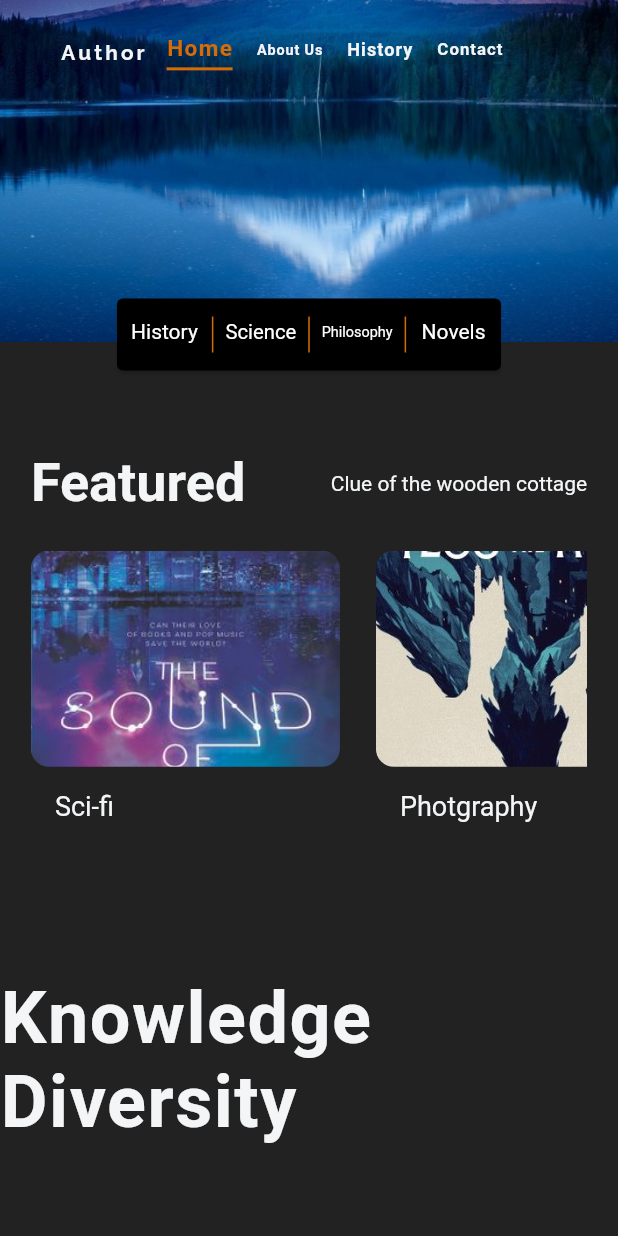
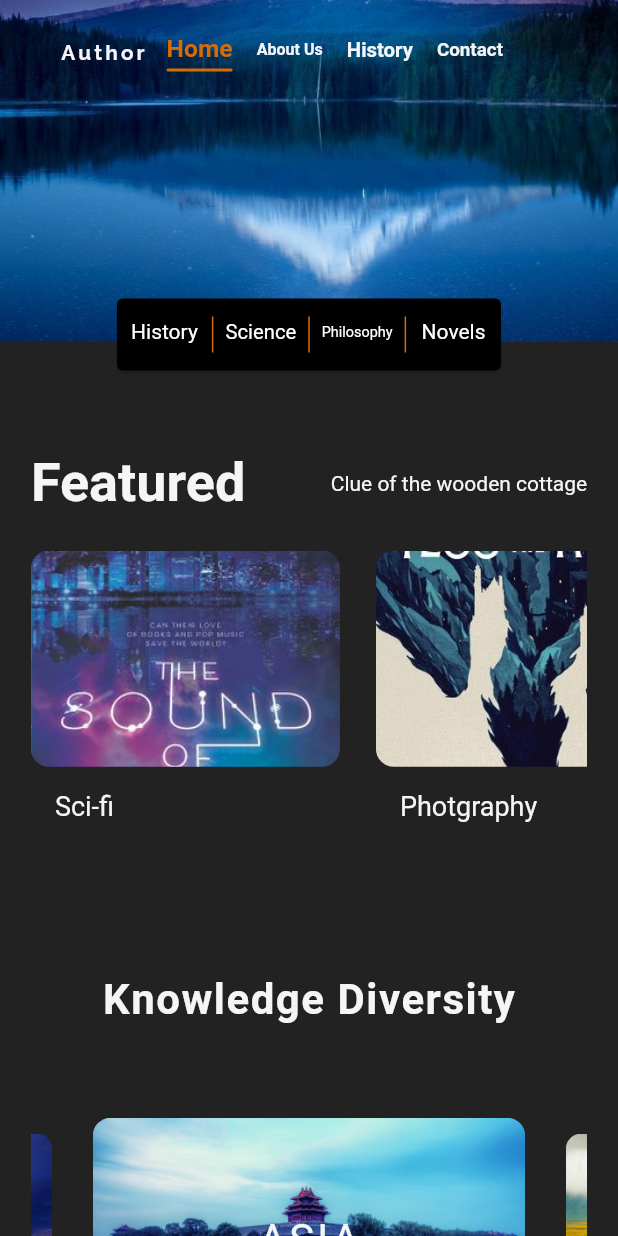
Before and after one commit to kritbovorn/code_flutter_web, a Flutter app: the screen it shows after launch, scrolled down 225 dp, on a phone screen of 412 x 824 dp. Run offline on Flutter 3.47's test engine with Material 2 defaults, Android fonts, the phone set to English and light mode, and no system bars; drawn by our look-alikes of carousel_slider; our stand-ins replace google_fonts; Roboto replaces fonts that are missing (Electrolize).

```diff
--- a/lib/customWidgets/custom_inkwell.dart
+++ b/lib/customWidgets/custom_inkwell.dart
@@ -6,7 +6,7 @@ class CustomInkwell extends StatefulWidget {
   final TextStyle textStyle;
   final bool isVisible;
   final Function(bool) onHover;
-  final Function() onTap;
+  final Function(int) onTap;
 
 
   const CustomInkwell({
@@ -52,7 +52,7 @@ class _CustomInkwellState extends State<CustomInkwell> {
         padding: const EdgeInsets.symmetric(horizontal: 8),
         child: InkWell(
           hoverColor: Colors.transparent,
-          // focusColor: Colors.transparent,
+          splashColor: Colors.transparent,
           onHover: (value) {
               widget.onHover(value);
           },
@@ -77,10 +77,17 @@ class _CustomInkwellState extends State<CustomInkwell> {
                 maintainState: widget.isVisible,
                 maintainSize: widget.isVisible,
                 visible: widget.isVisible,
-                child: Container(
-                  color: textHoverColor,
-                  height: 2,
-                  width: widthOfText,
+                child: AnimatedOpacity(
+                  duration: const Duration(milliseconds: 300),
+                  opacity: widget.isVisible ? 1 : 0,
+                  child: Container(
+                    height: 2,
+                    width: widthOfText,
+                    decoration: const BoxDecoration(
+                      color: textHoverColor,
+                      borderRadius: BorderRadius.all(Radius.circular(12))
+                    ),
+                  ),
                 ),
               )
             ],
--- a/lib/screens/home_page.dart
+++ b/lib/screens/home_page.dart
@@ -1,6 +1,7 @@
 import 'package:beginner/widgets/featured_heading.dart';
 import 'package:beginner/widgets/featured_tile.dart';
 import 'package:beginner/widgets/floating_quick_access_bar.dart';
+import 'package:beginner/widgets/main_carousel.dart';
 import 'package:beginner/widgets/main_heading.dart';
 import 'package:beginner/widgets/top_bar_content.dart';
 import 'package:flutter/material.dart';
@@ -65,6 +66,8 @@ class _HomePageState extends State<HomePage> {
             FeaturedTile(),
 
             const MainHeading(),
+
+            const MainCarousel(),
           ],
         ),
       ),
--- a/lib/widgets/floating_quick_access_bar.dart
+++ b/lib/widgets/floating_quick_access_bar.dart
@@ -44,7 +44,7 @@ class _FloatingQuickAccessBarState extends State<FloatingQuickAccessBar> {
             value ? _isHoverings[i] = true : _isHoverings[i] = false;
           });
         },
-        onTap: () {},
+        onTap: (value) {},
       );
 
       Widget spacer = const SizedBox(
--- /dev/null
+++ b/lib/widgets/main_carousel.dart
@@ -0,0 +1,226 @@
+import 'package:beginner/constant/constant.dart';
+import 'package:beginner/utils/responsive_widget.dart';
+import 'package:carousel_slider/carousel_slider.dart';
+import 'package:flutter/material.dart';
+import 'package:google_fonts/google_fonts.dart';
+
+class MainCarousel extends StatefulWidget {
+  const MainCarousel({Key? key}) : super(key: key);
+
+  @override
+  _MainCarouselState createState() => _MainCarouselState();
+}
+
+class _MainCarouselState extends State<MainCarousel> {
+  final CarouselController carouselController = CarouselController();
+
+  int _current = 0; //  1.   สร้างมาเพื่อรับค่า  index แบบ Public
+
+  String imagePath = 'assets/images/';
+  final List<bool> _isHovering = [
+    false,
+    false,
+    false,
+    false,
+    false,
+    false,
+    false,
+  ];
+  final List<bool> _isSelected = [
+    true,
+    false,
+    false,
+    false,
+    false,
+    false,
+    false,
+  ];
+
+  List<String> images = [
+    'assets/images/asia.jpg',
+    'assets/images/africa.jpg',
+    'assets/images/europe.jpg',
+    'assets/images/south_america.jpg',
+    'assets/images/australia.jpg',
+    'assets/images/antarctica.jpg',
+  ];
+
+  List<String> places = [
+    'ASIA',
+    'AFRICA',
+    'EUROPE',
+    'SOUTH AMERICA',
+    'AUSTRALIA',
+    'ANTRACTICA',
+  ];
+
+  List<Widget> generateImageTiles() {
+    return images
+        .map(
+          (e) => ClipRRect(
+            borderRadius: BorderRadius.circular(12),
+            child: Image.asset(
+              e,
+              fit: BoxFit.cover,
+            ),
+          ),
+        )
+        .toList();
+  }
+
+  List<Widget> generatePlaces() {
+    return places
+        .map((e) => Text(
+              e,
+              style: GoogleFonts.roboto(
+                  color: textColor, fontSize: 24, letterSpacing: 3),
+            ))
+        .toList();
+  }
+
+  @override
+  Widget build(BuildContext context) {
+    var isLarge = ResponsiveWidget.isLargeScreen(context);
+    var imageSliders = generateImageTiles();
+
+    return Padding(
+      padding: const EdgeInsets.only(bottom: 48),
+      child: Row(
+        children: [
+          const Expanded(
+            child: SizedBox(),
+          ),
+          Expanded(
+            flex: ResponsiveWidget.isLargeScreen(context) ? 6 : 18,
+            child: Stack(
+              children: [
+                CarouselSlider(
+                  items: generateImageTiles(),
+                  options: CarouselOptions(
+                    enlargeCenterPage: true,
+                    aspectRatio: 16 /
+                        7, // 2.1  ใช้ AspectRatio  เพื่อเทียบขนาดกับ Carousel
+                    autoPlay: true,
+                    onPageChanged: (index, reason) {
+                      setState(() {
+                        _current = index; //  1.2  รับค่า  _current
+
+                        for (int i = 0; i < imageSliders.length; i++) {
+                          i == index
+                              ? _isSelected[i] = true
+                              : _isSelected[i] = false;
+                        }
+                      });
+                    },
+                  ),
+                  carouselController: carouselController,
+                ),
+                AspectRatio(
+                  aspectRatio: 16 / 7,
+                  child: Column(
+                    mainAxisAlignment: MainAxisAlignment.center,
+                    children: [
+                      Text(
+                        places[
+                            _current], //  1.3  เอาค่า  _current   มาใช้ที่นี่
+                        style: GoogleFonts.electrolize(
+                            fontSize: isLarge ? 48 : 28,
+                            color: textColor,
+                            letterSpacing: 2),
+                      )
+                    ],
+                  ),
+                ),
+                isLarge ? AspectRatio(
+                  aspectRatio: 16 / 7,
+                  child: Column(
+                    mainAxisAlignment: MainAxisAlignment.end,
+                    children: [
+                      Row(
+                        children: [
+                          const Expanded(
+                            child: SizedBox(),
+                          ),
+                          Expanded(
+                            flex: 5,
+                            child: Card(
+                              color: Colors.black.withOpacity(0.2),
+                              child: Padding(
+                                padding: const EdgeInsets.all(8.0),
+                                child: Row(
+                                  mainAxisAlignment: MainAxisAlignment.spaceEvenly,
+                                  children: [
+                                    for (int i = 0; i < places.length; i++)
+                                      Column(
+                                        children: [
+                                          InkWell(
+                                            splashColor: Colors.transparent,
+                                            hoverColor: Colors.transparent,
+                                            onHover: (value) {
+                                              setState(() {
+                                                value
+                                                    ? _isHovering[i] = true
+                                                    : _isHovering[i] = false;
+                                              });
+                                            },
+                                            onTap: () {
+                                              carouselController .animateToPage(i);
+                                            },
+                                            child: Text(
+                                              places[i],
+                                              style: GoogleFonts.roboto(
+                                                  color: _isHovering[i]
+                                                      ? textHoverColor
+                                                      : textColor),
+                                            ),
+                                          ),
+
+                                          const SizedBox(height: 5,),
+
+                                          Visibility(
+                                            maintainAnimation: true,
+                                            maintainSize: true,
+                                            maintainState: true,
+                                            visible: _isSelected[i],
+                                            child: AnimatedOpacity(
+                                              duration: const Duration(
+                                                  milliseconds: 400),
+                                              opacity: _isSelected[i] ? 1 : 0,
+                                              child: Container(
+                                                height: 5,
+                                                width: 20,
+                                                decoration: BoxDecoration(
+                                                    color: textHoverColor,
+                                                    borderRadius:
+                                                        BorderRadius.circular(
+                                                            12)),
+                                              ),
+                                            ),
+                                          ),
+                                        ],
+                                      )
+                                  ],
+                                ),
+                              ),
+                            ),
+                          ),
+                          const Expanded(
+                            child: SizedBox(),
+                          ),
+                        ],
+                      ),
+                    ],
+                  ),
+                )
+                : const SizedBox()
+              ],
+            ),
+          ),
+          const Expanded(
+            child: SizedBox(),
+          ),
+        ],
+      ),
+    );
+  }
+}
--- a/lib/widgets/main_heading.dart
+++ b/lib/widgets/main_heading.dart
@@ -1,4 +1,5 @@
 import 'package:beginner/constant/constant.dart';
+import 'package:beginner/utils/responsive_widget.dart';
 import 'package:flutter/material.dart';
 import 'package:google_fonts/google_fonts.dart';
 
@@ -7,13 +8,16 @@ const MainHeading({ Key? key }) : super(key: key);
 
   @override
   Widget build(BuildContext context){
+
+    var isLarge = ResponsiveWidget.isLargeScreen(context);
+
     return Padding(
       padding: const EdgeInsets.symmetric(vertical: 62),
       child: Column(
         children: [
           Text(
             'Knowledge Diversity',
-            style: GoogleFonts.roboto(fontSize: 48, color: textColor, fontWeight: FontWeight.w700, letterSpacing: 1),
+            style: GoogleFonts.roboto(fontSize: isLarge ? 45 : 28, color: textColor, fontWeight: FontWeight.w700, letterSpacing: 1),
           )
         ],
       ),
--- a/lib/widgets/top_bar_content.dart
+++ b/lib/widgets/top_bar_content.dart
@@ -75,7 +75,7 @@ class _TopBarContentState extends State<TopBarContent> {
                                       : textColor,
                                   fontSize: 17,
                                   fontWeight: FontWeight.bold,
-                                  letterSpacing: 1),
+                                  letterSpacing: 0),
                               isVisible: _isHoverings[e],
                               onHover: (value) {
                                 _isHoverings[0] = false;
@@ -85,7 +85,7 @@ class _TopBarContentState extends State<TopBarContent> {
                                       : _isHoverings[e] = false;
                                 });
                               },
-                              onTap: () {},
+                              onTap: (value) {},
                             )),
                   ],
                 ),
--- a/pubspec.yaml
+++ b/pubspec.yaml
@@ -35,6 +35,7 @@ dependencies:
   # Use with the CupertinoIcons class for iOS style icons.
   cupertino_icons: ^1.0.2
   google_fonts: ^2.3.1
+  carousel_slider: ^4.0.0
 
 dev_dependencies:
   flutter_test:
```
Also changed, not shown: pubspec.lock.
